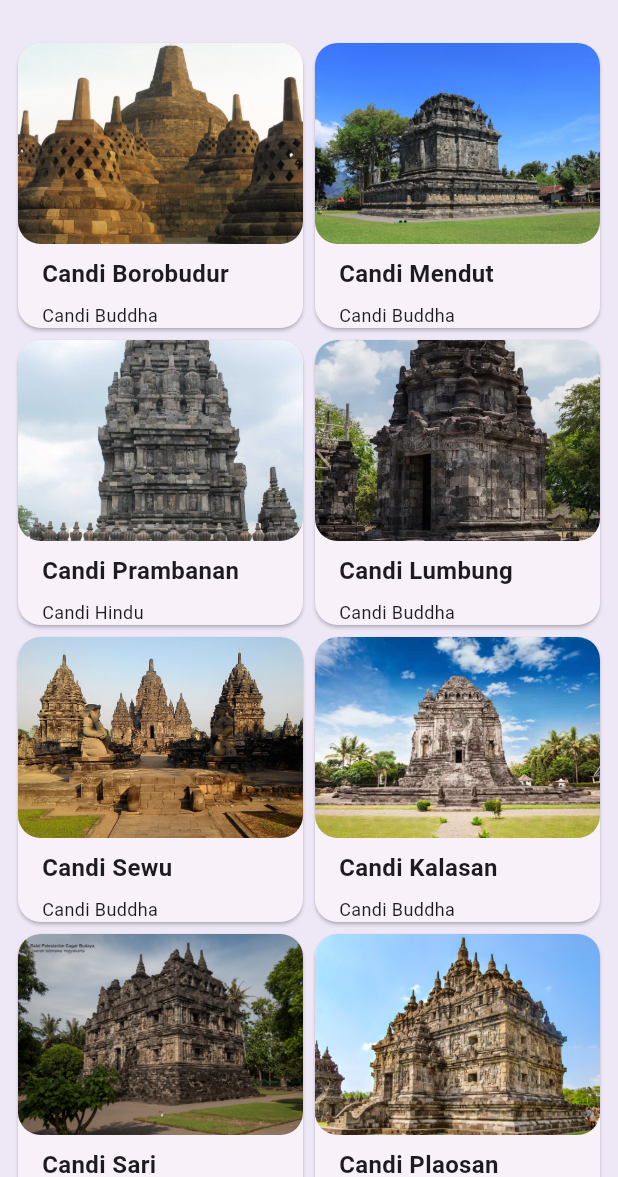
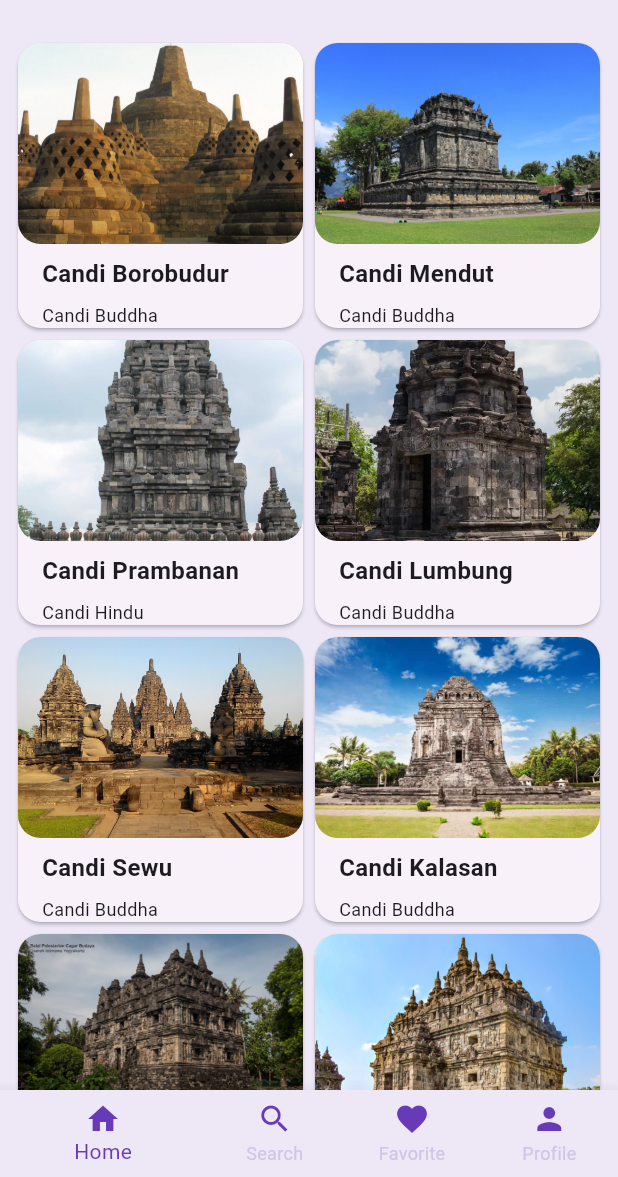
Before and after one commit to Mobile-Programming-MDP/materi-latihan-flutter-agnesanastasiaputri, a Flutter app: the screen it shows after launch, on a phone screen of 412 x 824 dp, the part 59-1236 px from its top. Run offline on Flutter 3.47's test engine with Material 2 defaults, Android fonts, the phone set to English and light mode, and no system bars.

Commit message:
navigation

```diff
--- a/wisata_candi/lib/main.dart
+++ b/wisata_candi/lib/main.dart
@@ -1,6 +1,7 @@
 import 'package:flutter/material.dart';
 import 'package:wisata_candi/data/candi_data.dart';
 import 'package:wisata_candi/screens/detail_screen.dart';
+import 'package:wisata_candi/screens/favorite_screen.dart';
 import 'package:wisata_candi/screens/home_screen.dart';
 import 'package:wisata_candi/screens/profile_screen.dart';
 import 'package:wisata_candi/screens/search_screen.dart';
@@ -27,7 +28,8 @@ class MyApp extends StatelessWidget {
             fontWeight: FontWeight.bold,
           ),
         ),
-        colorScheme: ColorScheme.fromSeed(seedColor: Colors.deepPurple).copyWith(
+        colorScheme:
+            ColorScheme.fromSeed(seedColor: Colors.deepPurple).copyWith(
           primary: Colors.deepPurple,
           surface: Colors.deepPurple[50],
         ),
@@ -35,11 +37,82 @@ class MyApp extends StatelessWidget {
         // colorScheme: ColorScheme.fromSeed(seedColor: Colors.deepPurple),
         // useMaterial3: true,
       ),
-      home: HomeScreen(),
+      home: MainScreen(),
+      //home: HomeScreen(),
       //home: SearchScreen(),
       //home: SignInScreen(),
-       //home: ProfileScreen(),
+      //home: ProfileScreen(),
       //home: DetailScreen(candi: candiList[0]),
     );
   }
 }
+
+class MainScreen extends StatefulWidget {
+  const MainScreen({super.key});
+
+  @override
+  State<MainScreen> createState() => _MainScreenState();
+}
+
+class _MainScreenState extends State<MainScreen> {
+  //TODO: 1. Deklarasikan variabel
+  int _currentIndex = 0;
+  final List<Widget> _children = [
+    HomeScreen(),
+    SearchScreen(),
+    FavoriteScreen(),
+    ProfileScreen(),
+  ];
+
+  @override
+  Widget build(BuildContext context) {
+    return Scaffold(
+      //TODO: 2. Buat properti body berupa widget yang ditampilkan
+      body: _children[_currentIndex],
+      //TODO: 3. Buat properti bottonNavigationBar dengan nilai Theme
+      bottomNavigationBar: Theme(
+        //TODO: 4. Buat data dan child dari Theme
+        data: Theme.of(context).copyWith(canvasColor: Colors.deepPurple[50]),
+        child: BottomNavigationBar(
+          currentIndex: _currentIndex,
+          onTap: (index) {
+            setState(() {
+              _currentIndex = index;
+            });
+          },
+          items: [
+            BottomNavigationBarItem(
+                icon: Icon(
+                  Icons.home,
+                  color: Colors.deepPurple,
+                ),
+                label: 'Home'),
+            BottomNavigationBarItem(
+                icon: Icon(
+                  Icons.search,
+                  color: Colors.deepPurple,
+                ),
+                label: 'Search'),
+            BottomNavigationBarItem(
+              icon: Icon(
+                Icons.favorite,
+                color: Colors.deepPurple,
+              ),
+              label: 'Favorite',
+            ),
+            BottomNavigationBarItem(
+              icon: Icon(
+                Icons.person,
+                color: Colors.deepPurple,
+              ),
+              label: 'Profile',
+            ),
+          ],
+          selectedItemColor: Colors.deepPurple,
+          unselectedItemColor: Colors.deepPurple[100],
+          showUnselectedLabels: true,
+        ),
+      ),
+    );
+  }
+}
--- /dev/null
+++ b/wisata_candi/lib/screens/favorite_screen.dart
@@ -0,0 +1,15 @@
+import 'package:flutter/material.dart';
+
+class FavoriteScreen extends StatefulWidget {
+  const FavoriteScreen({super.key});
+
+  @override
+  State<FavoriteScreen> createState() => _FavoriteScreenState();
+}
+
+class _FavoriteScreenState extends State<FavoriteScreen> {
+  @override
+  Widget build(BuildContext context) {
+    return const Placeholder();
+  }
+}
```
